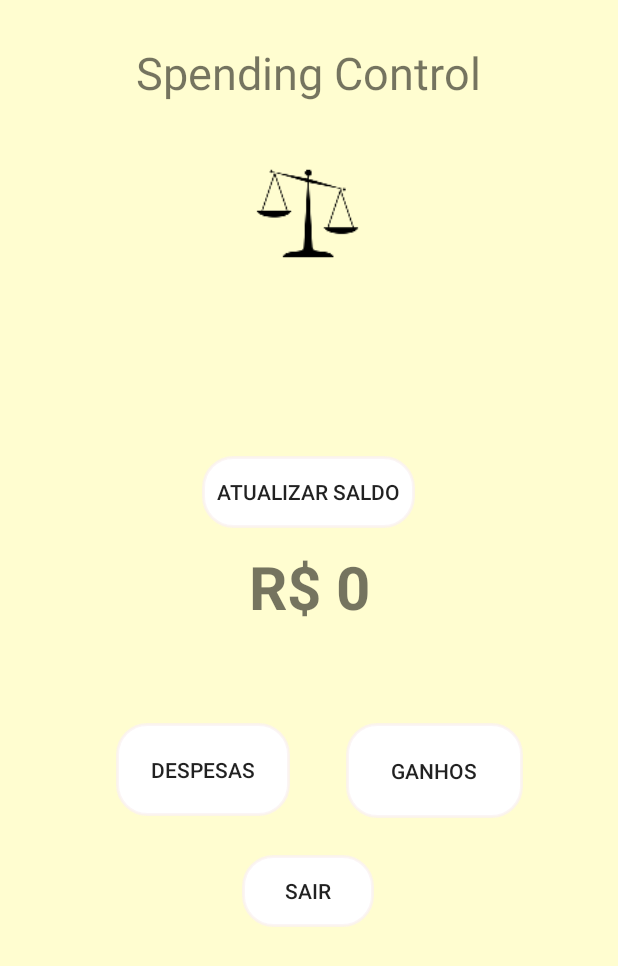
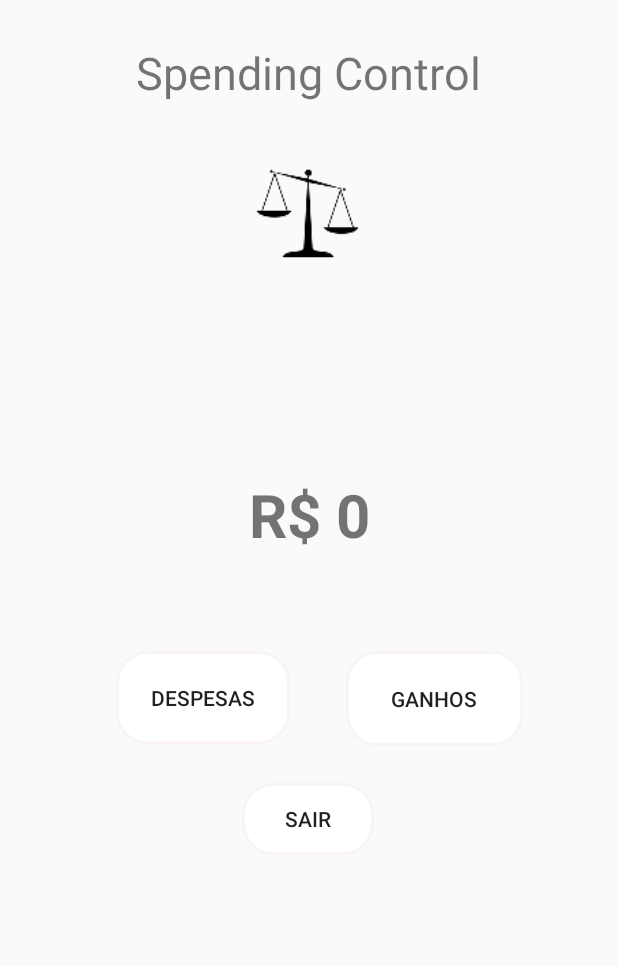
Before and after one commit to Caiango/Spending_Control, an Android app: the MainActivity screen opened directly, with no data from a screen before it, on a phone screen of 412 x 824 dp. Shown: the top 966 px of the screen. Run offline under Robolectric (Android 15) with nearby library versions, the phone set to English and light mode, and no system bars; our stand-ins replace Firebase (no records; nobody signed in at launch, a user with empty details on screens opened directly).

Commit message:
Simplificando codigo e adicionando atualização assincrona do saldo

```diff
--- a/app/src/main/java/com/example/spending_control/Despesas.kt
+++ b/app/src/main/java/com/example/spending_control/Despesas.kt
@@ -1,11 +1,11 @@
 package com.example.spending_control
 
 import android.app.ProgressDialog
-import androidx.appcompat.app.AppCompatActivity
 import android.os.Bundle
 import android.widget.ImageButton
 import android.widget.ListView
 import android.widget.Toast
+import androidx.appcompat.app.AppCompatActivity
 import com.google.android.gms.auth.api.signin.GoogleSignIn
 import com.google.android.gms.auth.api.signin.GoogleSignInClient
 import com.google.android.gms.auth.api.signin.GoogleSignInOptions
@@ -73,6 +73,7 @@ class Despesas : AppCompatActivity() {
             .requestEmail()
             .requestProfile()
             .build()
+
 
         googleSignInClient = GoogleSignIn.getClient(this, gso)
 
--- a/app/src/main/java/com/example/spending_control/MainActivity.kt
+++ b/app/src/main/java/com/example/spending_control/MainActivity.kt
@@ -2,26 +2,22 @@ package com.example.spending_control
 
 import android.app.ProgressDialog
 import android.content.Intent
+import android.os.Bundle
 import androidx.appcompat.app.AppCompatActivity
-import android.os.Bundle
-import android.widget.Button
-import android.widget.ImageButton
-import android.widget.Toast
 import androidx.core.content.ContextCompat
 import com.google.android.gms.auth.api.signin.GoogleSignIn
 import com.google.android.gms.auth.api.signin.GoogleSignInClient
 import com.google.android.gms.auth.api.signin.GoogleSignInOptions
-import com.google.firebase.database.*
+import com.google.firebase.database.DataSnapshot
+import com.google.firebase.database.DatabaseError
+import com.google.firebase.database.ValueEventListener
 import kotlinx.android.synthetic.main.activity_main.*
 import java.math.RoundingMode
 import java.text.DecimalFormat
 
 class MainActivity : AppCompatActivity() {
 
-    lateinit var btDesp: Button
-    lateinit var btGanho: Button
     lateinit var googleSignInClient: GoogleSignInClient
-    lateinit var btUpdate: Button
     var saldoGanho: Double = 0.0
     var saldoGasto: Double = 0.0
     var colorLucro: Int = 0
@@ -29,18 +25,12 @@ class MainActivity : AppCompatActivity() {
     var colorNeutro: Int = 0
     var saldo: Double = 0.0
 
-
     //Variável que armazenará o idgoogle do usuário logado
     var GOOGLEUSERID: String = ""
-
 
     override fun onCreate(savedInstanceState: Bundle?) {
         super.onCreate(savedInstanceState)
         setContentView(R.layout.activity_main)
-
-        btDesp = findViewById(R.id.btGasto)
-        btGanho = findViewById(R.id.btGanho)
-        btUpdate = findViewById(R.id.buttonCalcular)
 
         //Pegando cores do meu Resources
         colorLucro = ContextCompat.getColor(this, R.color.lucro)
@@ -48,16 +38,13 @@ class MainActivity : AppCompatActivity() {
         colorNeutro = ContextCompat.getColor(this, R.color.neutro)
 
         //EVENTOS DE CLICK BOTOES
-        btDesp.setOnClickListener {
+        btGasto.setOnClickListener {
             val intent = Intent(this, Despesas::class.java)
             startActivity(intent)
         }
         btGanho.setOnClickListener {
             val intent = Intent(this, Ganhos::class.java)
             startActivity(intent)
-        }
-        btUpdate.setOnClickListener {
-            chamarResume()
         }
 
         //LOGIN GOOGLE
@@ -86,11 +73,8 @@ class MainActivity : AppCompatActivity() {
                 GOOGLEUSERID = userid.toString()
             }
 
-
-            screenColor()
             getFirebaseValorGanho()
             getFirebaseValorGasto()
-
 
             txSaldo.text = "Saldo"
 
@@ -99,7 +83,6 @@ class MainActivity : AppCompatActivity() {
 
     }
 
-    //Onresume, quando volto pra activity ja chama esses metodos automaticamente
     override fun onResume() {
         super.onResume()
         chamarResume()
@@ -121,13 +104,11 @@ class MainActivity : AppCompatActivity() {
     }
 
     fun getFirebaseValorGanho() {
-        //Progress Bar para carregar informações
         val progress: ProgressDialog = ProgressDialog(this)
         progress.setTitle("Obtendo Dados")
         progress.setMessage("Carregando Dados")
         progress.show()
-        //o refmain referecia Saldo
-        //verifica dentro do banco os filhos que tiverem o idvalor = valorganho.
+
         Ganhos.refMain.orderByChild("idvalor").equalTo("$GOOGLEUSERID GANHO")
             .addListenerForSingleValueEvent(object :
                 ValueEventListener {
@@ -146,6 +127,8 @@ class MainActivity : AppCompatActivity() {
                             txMostrarGanho.text = "GANHOS: R$ $saldoGanho"
                             progress.hide()
                             progress.dismiss()
+                            updateSaldo()
+                            screenColor()
                         }
 
                     } else {
@@ -156,22 +139,19 @@ class MainActivity : AppCompatActivity() {
 
                 }
 
-
                 override fun onCancelled(p0: DatabaseError) {
-                    TODO("not implemented") //To change body of created functions use File | Settings | File Templates.
+                    TODO("not implemented")
                 }
             })
 
     }
 
     fun getFirebaseValorGasto() {
-        //Progress Bar para carregar informações
         val progress: ProgressDialog = ProgressDialog(this)
         progress.setTitle("Obtendo Dados")
         progress.setMessage("Carregando Dados")
         progress.show()
-        //o refmain referecia Saldo
-        //verifica dentro do banco os filhos que tiverem o idvalor = valorganho.
+
         Ganhos.refMain.orderByChild("idvalor").equalTo("$GOOGLEUSERID GASTO")
             .addListenerForSingleValueEvent(object :
                 ValueEventListener {
@@ -190,6 +170,8 @@ class MainActivity : AppCompatActivity() {
                             txMostrarDesp.text = "DESPESAS: R$ $saldoGasto"
                             progress.hide()
                             progress.dismiss()
+                            updateSaldo()
+                            screenColor()
                         }
 
                     } else {
@@ -211,17 +193,18 @@ class MainActivity : AppCompatActivity() {
 
     fun chamarResume() {
         getFirebaseValorGanho()
+        getFirebaseValorGasto()
+        updateSaldo()
+    }
 
-        getFirebaseValorGasto()
-
+    fun updateSaldo() {
         saldo = saldoGanho - saldoGasto
 
-        //Limitar numero para até 2 casas decimais
         var df = DecimalFormat("#.##")
         df.roundingMode = RoundingMode.CEILING
         txSaldo.text = "R$ ${df.format(saldo)}"
 
-        screenColor()
     }
 
+
 }
--- a/app/src/main/res/layout/activity_main.xml
+++ b/app/src/main/res/layout/activity_main.xml
@@ -24,7 +24,7 @@
         android:id="@+id/txSaldo"
         android:layout_width="wrap_content"
         android:layout_height="wrap_content"
-        android:layout_marginTop="148dp"
+        android:layout_marginTop="100dp"
         android:gravity="center"
         android:text="SALDO"
         android:textSize="40dp"
@@ -80,18 +80,6 @@
         app:layout_constraintStart_toStartOf="parent"
         app:layout_constraintTop_toBottomOf="@+id/txSaldo" />
 
-    <Button
-        android:id="@+id/buttonCalcular"
-        android:layout_width="wrap_content"
-        android:layout_height="wrap_content"
-        android:layout_marginBottom="12dp"
-        android:background="@drawable/botao_form"
-        android:text="ATUALIZAR SALDO"
-        app:layout_constraintBottom_toTopOf="@+id/txSaldo"
-        app:layout_constraintEnd_toEndOf="parent"
-        app:layout_constraintHorizontal_bias="0.498"
-        app:layout_constraintStart_toStartOf="parent" />
-
     <TextView
         android:id="@+id/txMostrarDesp"
         android:layout_width="wrap_content"
--- a/app/src/main/res/layout/lista_layout.xml
+++ b/app/src/main/res/layout/lista_layout.xml
@@ -1,7 +1,6 @@
 <?xml version="1.0" encoding="utf-8"?>
 <androidx.constraintlayout.widget.ConstraintLayout xmlns:android="http://schemas.android.com/apk/res/android"
     xmlns:app="http://schemas.android.com/apk/res-auto"
-    xmlns:tools="http://schemas.android.com/tools"
     android:id="@+id/layoutRVganho"
     android:layout_width="match_parent"
     android:layout_height="wrap_content"
@@ -28,4 +27,5 @@
         android:text="Valor"
         app:layout_constraintStart_toStartOf="parent"
         app:layout_constraintTop_toBottomOf="@+id/textViewElementoNome" />
+
 </androidx.constraintlayout.widget.ConstraintLayout>
--- a/build.gradle
+++ b/build.gradle
@@ -8,8 +8,8 @@ buildscript {
 
     }
     dependencies {
-        classpath 'com.google.gms:google-services:4.3.3'
-        classpath 'com.android.tools.build:gradle:3.5.2'
+        classpath 'com.google.gms:google-services:4.3.4'
+        classpath 'com.android.tools.build:gradle:4.1.1'
         classpath "org.jetbrains.kotlin:kotlin-gradle-plugin:$kotlin_version"
         // NOTE: Do not place your application dependencies here; they belong
         // in the individual module build.gradle files
```
Also changed, not shown: app/build.gradle (+11 -9 lines), app/src/main/java/com/example/spending_control/Ganhos.kt (+2 -6 lines), app/src/main/java/com/example/spending_control/LoginActivity.kt (+2 -5 lines), app/src/main/res/layout/activity_despesas.xml (+7 -2 lines), app/src/main/res/layout/activity_ganhos.xml (+8 -3 lines), gradle/wrapper/gradle-wrapper.properties, 1 other file.
